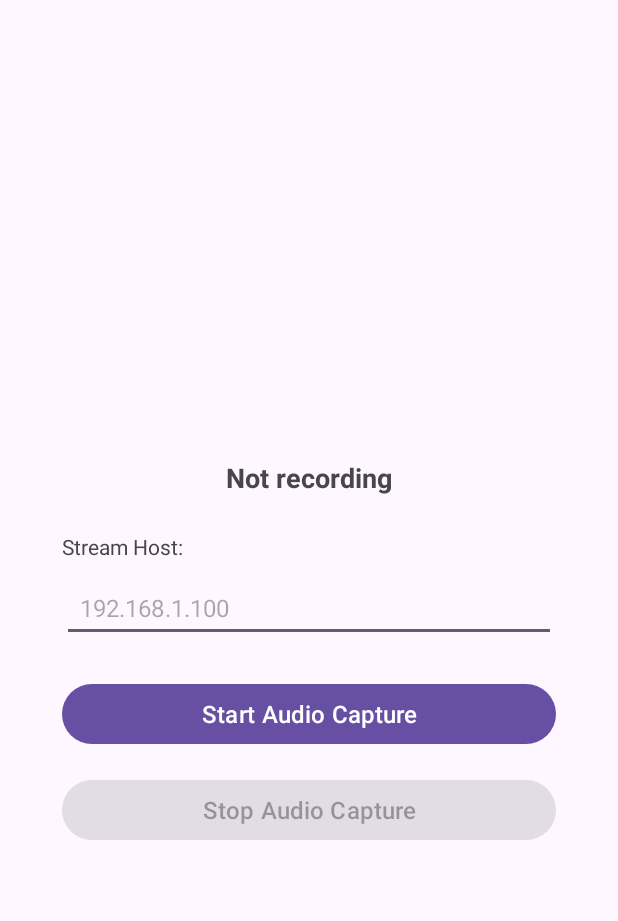
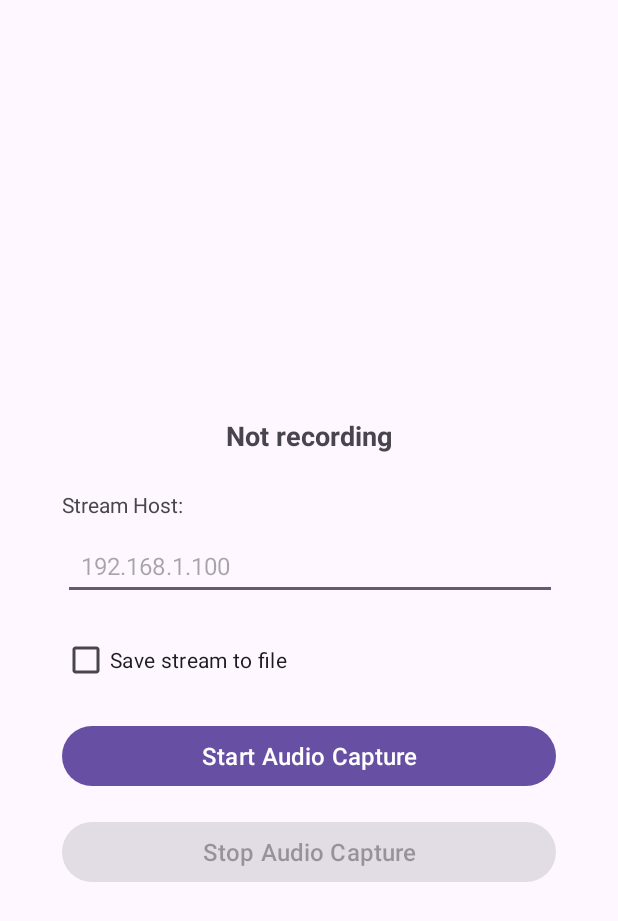
Before and after one commit to Heaven-Waves/android-app, an Android app: the screen it shows after launch (MainActivity), on a phone screen of 412 x 824 dp. Shown: the top 921 px of the screen. Run offline under Robolectric (Android 15) with nearby library versions, the phone set to English and light mode, and no system bars; 4 statements that could not run were skipped.

Commit message:
feat(java): add checkbox to conditionaly save the recorded stream to a file on the device

```diff
--- a/app/src/main/java/com/justivo/heavenwaves/MainActivity.java
+++ b/app/src/main/java/com/justivo/heavenwaves/MainActivity.java
@@ -45,6 +45,7 @@ public class MainActivity extends AppCompatActivity {
     private Button stopButton;
     private TextView statusText;
     private android.widget.EditText hostInput;
+    private android.widget.CheckBox saveToFile;
 
     @SuppressLint("InlinedApi")
     private final String[] permissionsToRequest = {
@@ -87,6 +88,7 @@ public class MainActivity extends AppCompatActivity {
                     Intent serviceIntent = new Intent(this, AudioCaptureService.class);
                     serviceIntent.putExtra("MEDIA_PROJECTION", result.getData());
                     serviceIntent.putExtra("HOST", host);
+                    serviceIntent.putExtra("SAVE_TO_FILE", saveToFile.isChecked());
                     startForegroundService(serviceIntent);
 
                     updateUIState(true);
@@ -133,6 +135,7 @@ public class MainActivity extends AppCompatActivity {
         stopButton = findViewById(R.id.stop_button);
         statusText = findViewById(R.id.status_text);
         hostInput = findViewById(R.id.host_input);
+        saveToFile = findViewById(R.id.save_to_file_checkbox);
 
         // Set up button listeners
         startButton.setOnClickListener(v -> requestMediaProjection());
@@ -197,6 +200,7 @@ public class MainActivity extends AppCompatActivity {
     private void updateUIState(boolean isRecording) {
         startButton.setEnabled(!isRecording);
         stopButton.setEnabled(isRecording);
+        saveToFile.setEnabled(!isRecording);
         statusText.setText(isRecording ? "Recording..." : "Not recording");
     }
 
--- a/app/src/main/res/layout/activity_main.xml
+++ b/app/src/main/res/layout/activity_main.xml
@@ -12,7 +12,7 @@
         android:id="@+id/gstreamer_info_text"
         android:layout_width="wrap_content"
         android:layout_height="wrap_content"
-        android:text="Hello World!"
+        android:text="GStreamer Version"
         android:textSize="16sp"
         app:layout_constraintBottom_toTopOf="@+id/status_text"
         app:layout_constraintEnd_toEndOf="parent"
@@ -53,26 +53,41 @@
         android:layout_marginTop="8dp"
         android:hint="192.168.1.100"
         android:inputType="text"
+        android:padding="12dp"
         android:textSize="16sp"
-        android:padding="12dp"
+        app:layout_constraintBottom_toTopOf="@+id/save_to_file_checkbox"
+        app:layout_constraintEnd_toEndOf="parent"
+        app:layout_constraintHorizontal_bias="0.506"
+        app:layout_constraintStart_toStartOf="parent"
+        app:layout_constraintTop_toBottomOf="@+id/host_input_label"
+        app:layout_constraintWidth_percent="0.8" />
+
+    <CheckBox
+        android:id="@+id/save_to_file_checkbox"
+        android:layout_width="0dp"
+        android:layout_height="wrap_content"
+        android:layout_marginTop="16dp"
+        android:checked="false"
+        android:text="Save stream to file"
+        android:textSize="14sp"
         app:layout_constraintBottom_toTopOf="@+id/start_button"
         app:layout_constraintEnd_toEndOf="parent"
         app:layout_constraintStart_toStartOf="parent"
-        app:layout_constraintTop_toBottomOf="@+id/host_input_label"
+        app:layout_constraintTop_toBottomOf="@+id/host_input"
         app:layout_constraintWidth_percent="0.8" />
 
     <Button
         android:id="@+id/start_button"
         android:layout_width="0dp"
         android:layout_height="wrap_content"
-        android:layout_marginTop="24dp"
+        android:layout_marginTop="16dp"
+        android:enabled="false"
         android:text="Start Audio Capture"
         android:textSize="16sp"
-        android:enabled="false"
         app:layout_constraintBottom_toTopOf="@+id/stop_button"
         app:layout_constraintEnd_toEndOf="parent"
         app:layout_constraintStart_toStartOf="parent"
-        app:layout_constraintTop_toBottomOf="@+id/host_input"
+        app:layout_constraintTop_toBottomOf="@id/save_to_file_checkbox"
         app:layout_constraintWidth_percent="0.8" />
 
     <Button
```
Also changed, not shown: app/src/main/java/com/justivo/heavenwaves/AudioCaptureService.java (+18 -10 lines).
